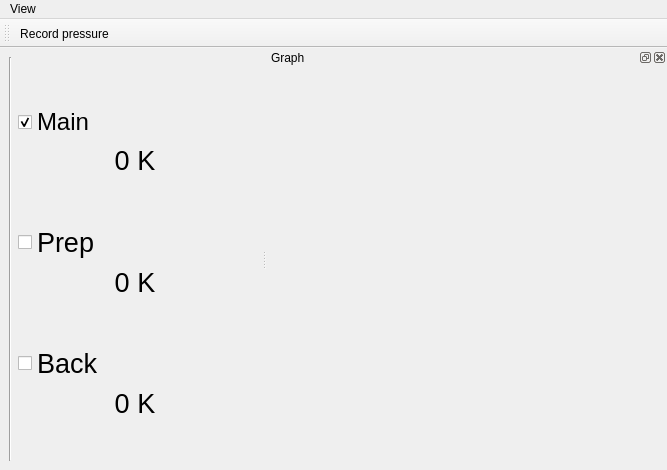
Old version of the form gui/pressure_monitor/ui_pressure_monitor.ui in the repository projecthira/qudi-hira.
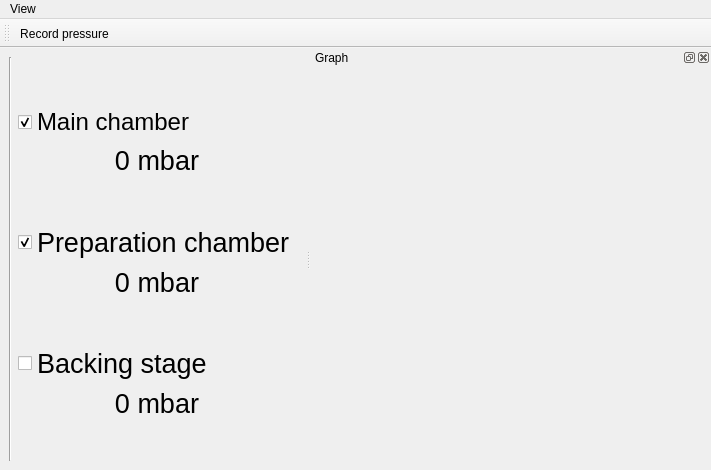
New version of the form. Icons and pictures are not drawn.

```diff
--- a/gui/pressure_monitor/ui_pressure_monitor.ui
+++ b/gui/pressure_monitor/ui_pressure_monitor.ui
@@ -36,7 +36,10 @@
        </font>
       </property>
       <property name="text">
-       <string>Prep</string>
+       <string>Preparation chamber</string>
+      </property>
+      <property name="checked">
+       <bool>true</bool>
       </property>
      </widget>
     </item>
@@ -61,7 +64,7 @@
        </font>
       </property>
       <property name="text">
-       <string>Main</string>
+       <string>Main chamber</string>
       </property>
       <property name="checked">
        <bool>true</bool>
@@ -76,7 +79,7 @@
        </font>
       </property>
       <property name="text">
-       <string>0 K</string>
+       <string>0 mbar</string>
       </property>
       <property name="alignment">
        <set>Qt::AlignCenter</set>
@@ -91,7 +94,7 @@
        </font>
       </property>
       <property name="text">
-       <string>0 K</string>
+       <string>0 mbar</string>
       </property>
       <property name="alignment">
        <set>Qt::AlignCenter</set>
@@ -106,7 +109,10 @@
        </font>
       </property>
       <property name="text">
-       <string>Back</string>
+       <string>Backing stage</string>
+      </property>
+      <property name="checked">
+       <bool>false</bool>
       </property>
      </widget>
     </item>
@@ -144,7 +150,7 @@
        </font>
       </property>
       <property name="text">
-       <string>0 K</string>
+       <string>0 mbar</string>
       </property>
       <property name="alignment">
        <set>Qt::AlignCenter</set>
@@ -169,7 +175,7 @@
      <x>0</x>
      <y>0</y>
      <width>667</width>
-     <height>21</height>
+     <height>18</height>
     </rect>
    </property>
    <widget class="QMenu" name="menuMenu">
```
